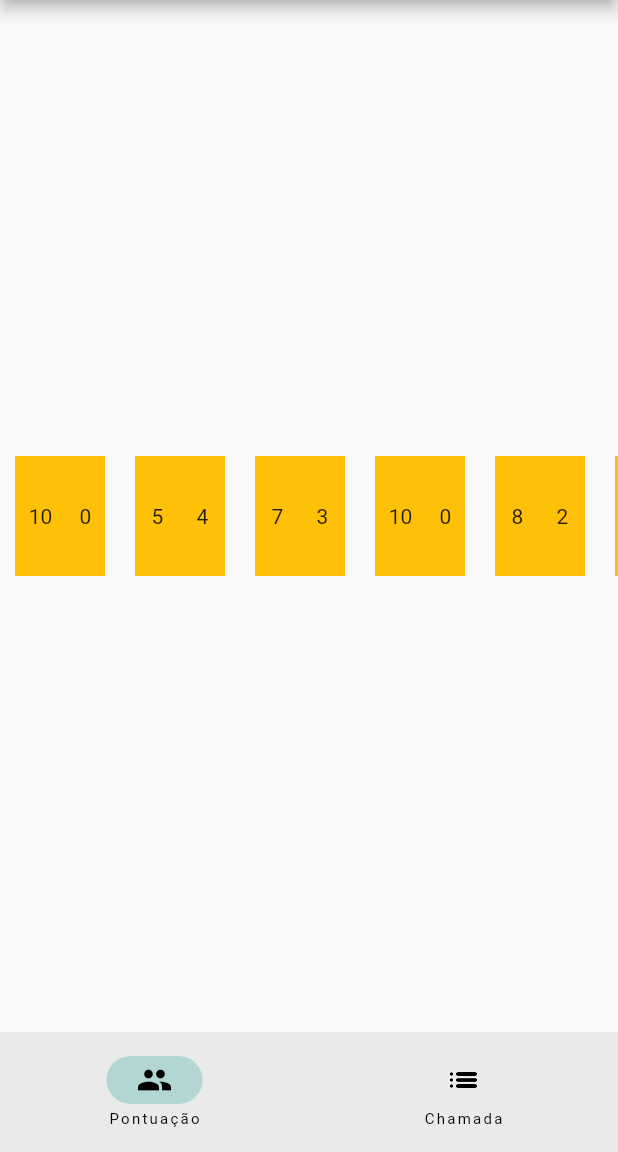
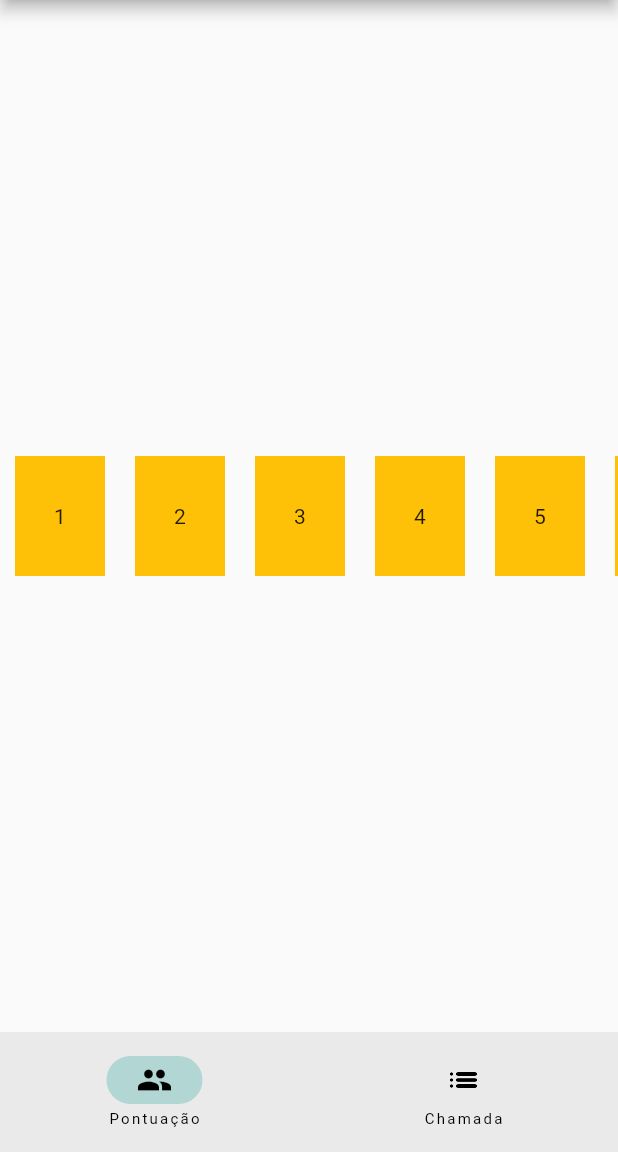
Before and after one commit to Virtuz0Gabe/boowling, a Flutter app: the screen it shows after launch, on a phone screen of 412 x 824 dp, the part 84-1236 px from its top. Run offline on Flutter 3.47's test engine with Material 2 defaults, Android fonts, the phone set to English and light mode, and no system bars.

Commit message:
criação do mostruário para escolha dos pinos "down

```diff
--- a/lib/View/home_page.dart
+++ b/lib/View/home_page.dart
@@ -37,9 +37,8 @@ class _HomePageState extends State<HomePage> {
       ),
       body: ListView.builder(
         scrollDirection: Axis.horizontal,
-        itemCount: (9),
+        itemCount: (10),
         itemBuilder: (BuildContext context, int index){
-          Frame frame = Frame(index, listaDeJogadas[index][0], listaDeJogadas[index][1]);
           return Padding(
             padding: const EdgeInsets.all(10),
             child: Center(
@@ -50,6 +49,11 @@ class _HomePageState extends State<HomePage> {
                       width: 5,
                     ),
                   ),
+                child: GestureDetector(
+                  onTap: () {
+                    // adicionar o valor ao respectivo frame
+                    debugPrint("valor ${(index+1)} Adicionado");
+                  },
                   child: Container(
                     width: 60,
                     height: 80,
@@ -57,9 +61,9 @@ class _HomePageState extends State<HomePage> {
                     child: Row(
                       mainAxisAlignment: MainAxisAlignment.spaceAround,
                       children: [
-                      Text(frame.getSquare1()),
-                      Text(frame.getSquare2())
+                        Text((index+1).toString()),
                         ])
+                  ),
                 ),
               ),
             ),
```
Also changed, not shown: lib/Model/lista_de_jogadas.dart (added, +8 -0 lines). Lines whose indentation alone changed are shown as unchanged.
